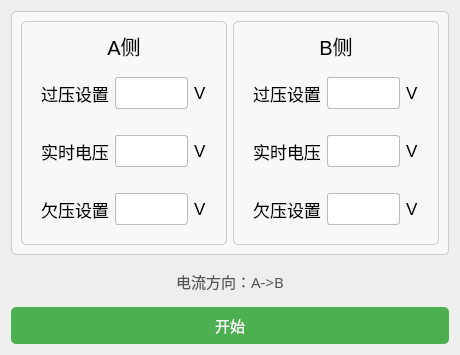
The window that tform1.ui (Curtain-Wang/BatteryControl) describes before a commit, drawn with Qt 5.
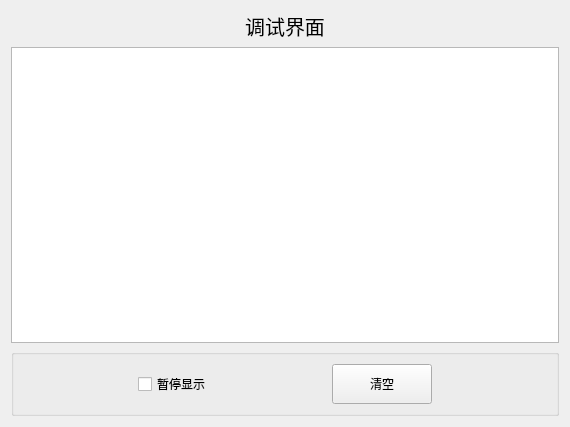
The same window after the commit.

```diff
--- a/tform1.ui
+++ b/tform1.ui
@@ -6,516 +6,29 @@
    <rect>
     <x>0</x>
     <y>0</y>
-    <width>460</width>
-    <height>355</height>
+    <width>570</width>
+    <height>427</height>
    </rect>
   </property>
+  <property name="minimumSize">
+   <size>
+    <width>570</width>
+    <height>427</height>
+   </size>
+  </property>
   <property name="windowTitle">
    <string>电池参数</string>
   </property>
-  <layout class="QVBoxLayout" name="verticalLayout_4">
+  <layout class="QVBoxLayout" name="verticalLayout">
    <item>
-    <widget class="QGroupBox" name="groupBox_12">
-     <property name="styleSheet">
-      <string notr="true">QGroupBox {
-    background-color: #f8f8f8;
-    border: 1px solid #cccccc;
-    border-radius: 5px;
-}</string>
-     </property>
-     <property name="title">
-      <string/>
-     </property>
-     <layout class="QHBoxLayout" name="horizontalLayout_10">
-      <item>
-       <widget class="QGroupBox" name="groupBox">
-        <property name="styleSheet">
-         <string notr="true">QGroupBox {
-    background-color: #f8f8f8;
-    border: 1px solid #cccccc;
-    border-radius: 5px;
-}</string>
-        </property>
-        <property name="title">
-         <string/>
-        </property>
-        <layout class="QVBoxLayout" name="verticalLayout">
-         <item>
-          <widget class="QLabel" name="label">
-           <property name="font">
-            <font>
-             <pointsize>15</pointsize>
-            </font>
-           </property>
-           <property name="text">
-            <string>A侧</string>
-           </property>
-           <property name="alignment">
-            <set>Qt::AlignCenter</set>
-           </property>
-          </widget>
-         </item>
-         <item>
-          <widget class="QGroupBox" name="groupBox_2">
-           <property name="styleSheet">
-            <string notr="true">QGroupBox {
-    border: none;
-}
-</string>
-           </property>
-           <property name="title">
-            <string/>
-           </property>
-           <layout class="QHBoxLayout" name="horizontalLayout">
-            <item>
-             <widget class="QLabel" name="label_2">
-              <property name="font">
-               <font>
-                <family>Microsoft YaHei</family>
-                <pointsize>13</pointsize>
-               </font>
-              </property>
-              <property name="text">
-               <string>过压设置</string>
-              </property>
-              <property name="alignment">
-               <set>Qt::AlignCenter</set>
-              </property>
-             </widget>
-            </item>
-            <item>
-             <widget class="QLineEdit" name="x0e">
-              <property name="minimumSize">
-               <size>
-                <width>0</width>
-                <height>30</height>
-               </size>
-              </property>
-              <property name="styleSheet">
-               <string notr="true">QLineEdit {
-    border: 1px solid #bbbbbb;
-    border-radius: 3px;
-    padding: 5px;
-    height: 20px; /* 控制输入框的高度 */
-}
-</string>
-              </property>
-             </widget>
-            </item>
-            <item>
-             <widget class="QLabel" name="label_3">
-              <property name="font">
-               <font>
-                <family>Arial</family>
-                <pointsize>13</pointsize>
-               </font>
-              </property>
-              <property name="text">
-               <string>V</string>
-              </property>
-              <property name="alignment">
-               <set>Qt::AlignLeading|Qt::AlignLeft|Qt::AlignVCenter</set>
-              </property>
-             </widget>
-            </item>
-           </layout>
-          </widget>
-         </item>
-         <item>
-          <widget class="QGroupBox" name="groupBox_3">
-           <property name="styleSheet">
-            <string notr="true">QGroupBox {
-    border: none;
-}
-</string>
-           </property>
-           <property name="title">
-            <string/>
-           </property>
-           <layout class="QHBoxLayout" name="horizontalLayout_2">
-            <item>
-             <widget class="QLabel" name="label_4">
-              <property name="font">
-               <font>
-                <family>Microsoft YaHei</family>
-                <pointsize>13</pointsize>
-               </font>
-              </property>
-              <property name="text">
-               <string>实时电压</string>
-              </property>
-              <property name="alignment">
-               <set>Qt::AlignCenter</set>
-              </property>
-             </widget>
-            </item>
-            <item>
-             <widget class="QLineEdit" name="x14">
-              <property name="minimumSize">
-               <size>
-                <width>0</width>
-                <height>30</height>
-               </size>
-              </property>
-              <property name="styleSheet">
-               <string notr="true">QLineEdit {
-    border: 1px solid #bbbbbb;
-    border-radius: 3px;
-    padding: 5px;
-    height: 20px; /* 控制输入框的高度 */
-}
-</string>
-              </property>
-             </widget>
-            </item>
-            <item>
-             <widget class="QLabel" name="label_5">
-              <property name="font">
-               <font>
-                <family>Arial</family>
-                <pointsize>13</pointsize>
-               </font>
-              </property>
-              <property name="text">
-               <string>V</string>
-              </property>
-              <property name="alignment">
-               <set>Qt::AlignLeading|Qt::AlignLeft|Qt::AlignVCenter</set>
-              </property>
-             </widget>
-            </item>
-           </layout>
-          </widget>
-         </item>
-         <item>
-          <widget class="QGroupBox" name="groupBox_4">
-           <property name="styleSheet">
-            <string notr="true">QGroupBox {
-    border: none;
-}
-</string>
-           </property>
-           <property name="title">
-            <string/>
-           </property>
-           <layout class="QHBoxLayout" name="horizontalLayout_3">
-            <item>
-             <widget class="QLabel" name="label_6">
-              <property name="font">
-               <font>
-                <family>Microsoft YaHei</family>
-                <pointsize>13</pointsize>
-               </font>
-              </property>
-              <property name="text">
-               <string>欠压设置</string>
-              </property>
-              <property name="alignment">
-               <set>Qt::AlignCenter</set>
-              </property>
-             </widget>
-            </item>
-            <item>
-             <widget class="QLineEdit" name="x10">
-              <property name="minimumSize">
-               <size>
-                <width>0</width>
-                <height>30</height>
-               </size>
-              </property>
-              <property name="styleSheet">
-               <string notr="true">QLineEdit {
-    border: 1px solid #bbbbbb;
-    border-radius: 3px;
-    padding: 5px;
-    height: 20px; /* 控制输入框的高度 */
-}
-</string>
-              </property>
-             </widget>
-            </item>
-            <item>
-             <widget class="QLabel" name="label_7">
-              <property name="font">
-               <font>
-                <family>Arial</family>
-                <pointsize>13</pointsize>
-               </font>
-              </property>
-              <property name="text">
-               <string>V</string>
-              </property>
-              <property name="alignment">
-               <set>Qt::AlignLeading|Qt::AlignLeft|Qt::AlignVCenter</set>
-              </property>
-             </widget>
-            </item>
-           </layout>
-          </widget>
-         </item>
-        </layout>
-       </widget>
-      </item>
-      <item>
-       <widget class="QGroupBox" name="groupBox_5">
-        <property name="styleSheet">
-         <string notr="true">QGroupBox {
-    background-color: #f8f8f8;
-    border: 1px solid #cccccc;
-    border-radius: 5px;
-}</string>
-        </property>
-        <property name="title">
-         <string/>
-        </property>
-        <layout class="QVBoxLayout" name="verticalLayout_3">
-         <item>
-          <widget class="QLabel" name="label_15">
-           <property name="font">
-            <font>
-             <pointsize>15</pointsize>
-            </font>
-           </property>
-           <property name="text">
-            <string>B侧</string>
-           </property>
-           <property name="alignment">
-            <set>Qt::AlignCenter</set>
-           </property>
-          </widget>
-         </item>
-         <item>
-          <widget class="QGroupBox" name="groupBox_9">
-           <property name="styleSheet">
-            <string notr="true">QGroupBox {
-    border: none;
-}
-</string>
-           </property>
-           <property name="title">
-            <string/>
-           </property>
-           <layout class="QHBoxLayout" name="horizontalLayout_7">
-            <item>
-             <widget class="QLabel" name="label_16">
-              <property name="font">
-               <font>
-                <family>Microsoft YaHei</family>
-                <pointsize>13</pointsize>
-               </font>
-              </property>
-              <property name="text">
-               <string>过压设置</string>
-              </property>
-              <property name="alignment">
-               <set>Qt::AlignCenter</set>
-              </property>
-             </widget>
-            </item>
-            <item>
-             <widget class="QLineEdit" name="x0f">
-              <property name="minimumSize">
-               <size>
-                <width>0</width>
-                <height>30</height>
-               </size>
-              </property>
-              <property name="styleSheet">
-               <string notr="true">QLineEdit {
-    border: 1px solid #bbbbbb;
-    border-radius: 3px;
-    padding: 5px;
-    height: 20px; /* 控制输入框的高度 */
-}
-</string>
-              </property>
-             </widget>
-            </item>
-            <item>
-             <widget class="QLabel" name="label_17">
-              <property name="font">
-               <font>
-                <family>Arial</family>
-                <pointsize>13</pointsize>
-               </font>
-              </property>
-              <property name="text">
-               <string>V</string>
-              </property>
-              <property name="alignment">
-               <set>Qt::AlignLeading|Qt::AlignLeft|Qt::AlignVCenter</set>
-              </property>
-             </widget>
-            </item>
-           </layout>
-          </widget>
-         </item>
-         <item>
-          <widget class="QGroupBox" name="groupBox_10">
-           <property name="styleSheet">
-            <string notr="true">QGroupBox {
-    border: none;
-}
-</string>
-           </property>
-           <property name="title">
-            <string/>
-           </property>
-           <layout class="QHBoxLayout" name="horizontalLayout_8">
-            <item>
-             <widget class="QLabel" name="label_18">
-              <property name="font">
-               <font>
-                <family>Microsoft YaHei</family>
-                <pointsize>13</pointsize>
-               </font>
-              </property>
-              <property name="text">
-               <string>实时电压</string>
-              </property>
-              <property name="alignment">
-               <set>Qt::AlignCenter</set>
-              </property>
-             </widget>
-            </item>
-            <item>
-             <widget class="QLineEdit" name="x15">
-              <property name="minimumSize">
-               <size>
-                <width>0</width>
-                <height>30</height>
-               </size>
-              </property>
-              <property name="styleSheet">
-               <string notr="true">QLineEdit {
-    border: 1px solid #bbbbbb;
-    border-radius: 3px;
-    padding: 5px;
-    height: 20px; /* 控制输入框的高度 */
-}
-</string>
-              </property>
-             </widget>
-            </item>
-            <item>
-             <widget class="QLabel" name="label_19">
-              <property name="font">
-               <font>
-                <family>Arial</family>
-                <pointsize>13</pointsize>
-               </font>
-              </property>
-              <property name="text">
-               <string>V</string>
-              </property>
-              <property name="alignment">
-               <set>Qt::AlignLeading|Qt::AlignLeft|Qt::AlignVCenter</set>
-              </property>
-             </widget>
-            </item>
-           </layout>
-          </widget>
-         </item>
-         <item>
-          <widget class="QGroupBox" name="groupBox_11">
-           <property name="styleSheet">
-            <string notr="true">QGroupBox {
-    border: none;
-}
-</string>
-           </property>
-           <property name="title">
-            <string/>
-           </property>
-           <layout class="QHBoxLayout" name="horizontalLayout_9">
-            <item>
-             <widget class="QLabel" name="label_20">
-              <property name="font">
-               <font>
-                <family>Microsoft YaHei</family>
-                <pointsize>13</pointsize>
-               </font>
-              </property>
-              <property name="text">
-               <string>欠压设置</string>
-              </property>
-              <property name="alignment">
-               <set>Qt::AlignCenter</set>
-              </property>
-             </widget>
-            </item>
-            <item>
-             <widget class="QLineEdit" name="x11">
-              <property name="minimumSize">
-               <size>
-                <width>0</width>
-                <height>30</height>
-               </size>
-              </property>
-              <property name="styleSheet">
-               <string notr="true">QLineEdit {
-    border: 1px solid #bbbbbb;
-    border-radius: 3px;
-    padding: 5px;
-    height: 20px; /* 控制输入框的高度 */
-}
-</string>
-              </property>
-             </widget>
-            </item>
-            <item>
-             <widget class="QLabel" name="label_21">
-              <property name="font">
-               <font>
-                <family>Arial</family>
-                <pointsize>13</pointsize>
-               </font>
-              </property>
-              <property name="text">
-               <string>V</string>
-              </property>
-              <property name="alignment">
-               <set>Qt::AlignLeading|Qt::AlignLeft|Qt::AlignVCenter</set>
-              </property>
-             </widget>
-            </item>
-           </layout>
-          </widget>
-         </item>
-        </layout>
-       </widget>
-      </item>
-     </layout>
-    </widget>
-   </item>
-   <item>
-    <widget class="QLabel" name="label_22">
-     <property name="maximumSize">
-      <size>
-       <width>16777215</width>
-       <height>40</height>
-      </size>
-     </property>
+    <widget class="QLabel" name="label">
      <property name="font">
       <font>
-       <family>Microsoft YaHei</family>
-       <pointsize>-1</pointsize>
+       <pointsize>15</pointsize>
       </font>
      </property>
-     <property name="styleSheet">
-      <string notr="true">QLabel#label_22 {
-    color: #555555;
-    background-color: #eeeeee;
-    padding: 10px;
-    border-radius: 5px;
-    font-family: &quot;Microsoft YaHei&quot;;
-    font-size: 15px;
-    text-align: center;
-}
-</string>
-     </property>
      <property name="text">
-      <string>电流方向：A-&gt;B</string>
+      <string>调试界面</string>
      </property>
      <property name="alignment">
       <set>Qt::AlignCenter</set>
@@ -523,48 +36,74 @@
     </widget>
    </item>
    <item>
-    <widget class="QPushButton" name="pushButton">
-     <property name="sizePolicy">
-      <sizepolicy hsizetype="Minimum" vsizetype="Preferred">
-       <horstretch>0</horstretch>
-       <verstretch>0</verstretch>
-      </sizepolicy>
+    <widget class="QPlainTextEdit" name="plainTextEdit"/>
+   </item>
+   <item>
+    <widget class="QGroupBox" name="groupBox">
+     <property name="title">
+      <string/>
      </property>
-     <property name="maximumSize">
-      <size>
-       <width>16777215</width>
-       <height>40</height>
-      </size>
-     </property>
-     <property name="sizeIncrement">
-      <size>
-       <width>0</width>
-       <height>40</height>
-      </size>
-     </property>
-     <property name="styleSheet">
-      <string notr="true">QPushButton {
-    background-color: #4CAF50;
-    color: white;
-    border: none;
-    border-radius: 5px;
-    font-size: 15px;
-}
-
-QPushButton:hover {
-    background-color: #45a049;
-}
-
-QPushButton:pressed {
-    background-color: #388E3C; /* 改变颜色，表示按下状态 */
-    border: 1px solid #2E7D32; /* 添加一个边框，提升立体感 */
-    transform: translateY(2px); /* 按下时按钮向下位移，增加按压效果 */
-}
-</string>
-     </property>
-     <property name="text">
-      <string>开始</string>
-     </property>
+     <layout class="QHBoxLayout" name="horizontalLayout">
+      <item>
+       <spacer name="horizontalSpacer_2">
+        <property name="orientation">
+         <enum>Qt::Horizontal</enum>
+        </property>
+        <property name="sizeHint" stdset="0">
+         <size>
+          <width>114</width>
+          <height>20</height>
+         </size>
+        </property>
+       </spacer>
+      </item>
+      <item>
+       <widget class="QCheckBox" name="checkBox">
+        <property name="text">
+         <string>暂停显示</string>
+        </property>
+       </widget>
+      </item>
+      <item>
+       <spacer name="horizontalSpacer">
+        <property name="orientation">
+         <enum>Qt::Horizontal</enum>
+        </property>
+        <property name="sizeHint" stdset="0">
+         <size>
+          <width>113</width>
+          <height>20</height>
+         </size>
+        </property>
+       </spacer>
+      </item>
+      <item>
+       <widget class="QPushButton" name="pushButton_2">
+        <property name="minimumSize">
+         <size>
+          <width>100</width>
+          <height>40</height>
+         </size>
+        </property>
+        <property name="text">
+         <string>清空</string>
+        </property>
+       </widget>
+      </item>
+      <item>
+       <spacer name="horizontalSpacer_3">
+        <property name="orientation">
+         <enum>Qt::Horizontal</enum>
+        </property>
+        <property name="sizeHint" stdset="0">
+         <size>
+          <width>114</width>
+          <height>20</height>
+         </size>
+        </property>
+       </spacer>
+      </item>
+     </layout>
     </widget>
    </item>
   </layout>
```
Left out of the diff: 2 changed lines with no effect on the pictures.
